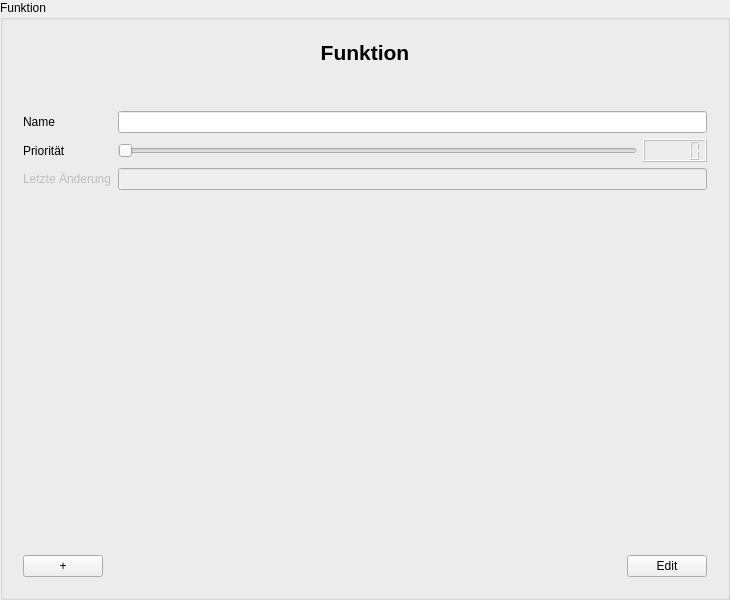
Before: the Qt Designer form src/libs/widgets/src/views/functioninputarea.ui in jmuelbert/jmbde-QT, drawn with Qt 5.
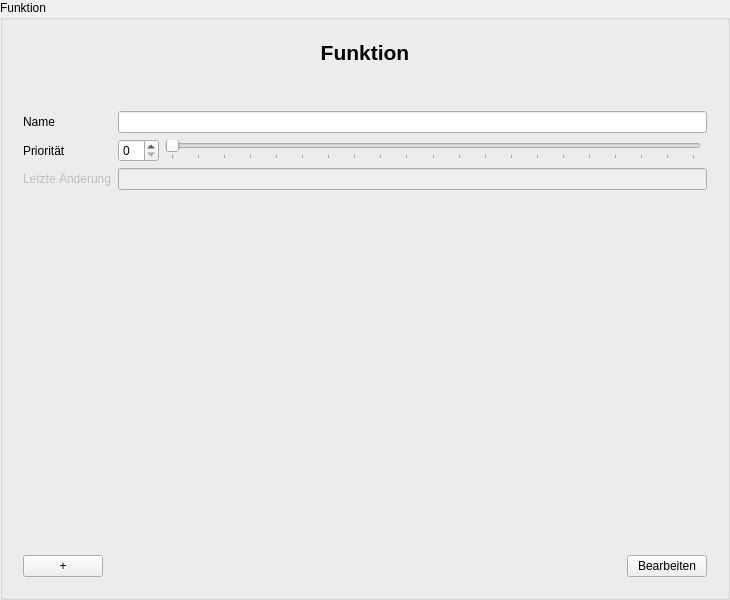
After: the same form once the commit is applied.

The edit to the form file:
```diff
--- a/src/libs/widgets/src/views/functioninputarea.ui
+++ b/src/libs/widgets/src/views/functioninputarea.ui
@@ -14,7 +14,7 @@
    <string>Funktion</string>
   </property>
   <property name="accessibleName">
-   <string>ChipCardInputDialog</string>
+   <string>FunctionInputDialog</string>
   </property>
   <property name="title">
    <string>Funktion</string>
@@ -64,9 +64,18 @@
        <layout class="QGridLayout" name="gridLayout">
         <item row="1" column="2">
          <widget class="QSlider" name="priorityHorizontalSlider">
+          <property name="maximum">
+           <number>100</number>
+          </property>
           <property name="orientation">
            <enum>Qt::Horizontal</enum>
           </property>
+          <property name="tickPosition">
+           <enum>QSlider::TicksBelow</enum>
+          </property>
+          <property name="tickInterval">
+           <number>5</number>
+          </property>
          </widget>
         </item>
         <item row="2" column="0">
@@ -82,13 +91,6 @@
           </property>
          </widget>
         </item>
-        <item row="1" column="3">
-         <widget class="QLCDNumber" name="priorityLCDNumber">
-          <property name="enabled">
-           <bool>false</bool>
-          </property>
-         </widget>
-        </item>
         <item row="0" column="0">
          <widget class="QLabel" name="nameLabel">
           <property name="text">
@@ -109,10 +111,13 @@
           </property>
          </widget>
         </item>
-        <item row="0" column="2" colspan="2">
+        <item row="1" column="1">
+         <widget class="QSpinBox" name="prioritySpinBox"/>
+        </item>
+        <item row="0" column="1" colspan="3">
          <widget class="QLineEdit" name="nameLineEdit"/>
         </item>
-        <item row="2" column="2" colspan="2">
+        <item row="2" column="1" colspan="3">
          <widget class="QLineEdit" name="lastUpdateLineEdit">
           <property name="enabled">
            <bool>false</bool>
@@ -159,7 +164,7 @@
         <item>
          <widget class="QPushButton" name="editFinishPushButton">
           <property name="text">
-           <string>Edit</string>
+           <string>Bearbeiten</string>
           </property>
          </widget>
         </item>
```
Left out of the diff: 1 changed line with no effect on the pictures.
